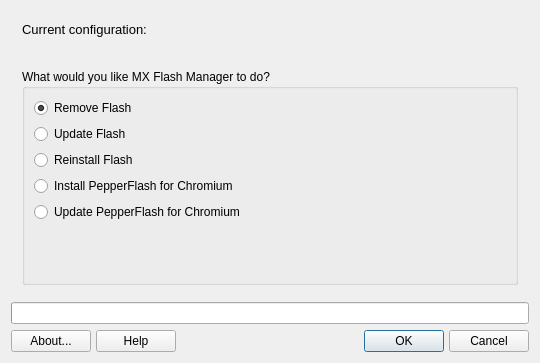
Before: the Qt Designer form mxflash.ui in MX-Linux/mx-flash, drawn with Qt 5.
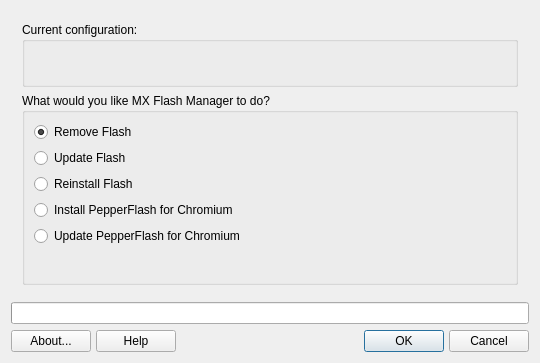
After: the same form once the commit is applied. Icons and pictures are not drawn.

```diff
--- a/mxflash.ui
+++ b/mxflash.ui
@@ -27,14 +27,13 @@
      </property>
      <widget class="QWidget" name="pageAction">
       <layout class="QGridLayout" name="gridLayout">
-       <item row="2" column="1">
-        <widget class="QLabel" name="labelVersion">
-         <property name="text">
-          <string/>
+       <item row="0" column="0" colspan="2">
+        <widget class="QGroupBox" name="groupBox">
+         <property name="title">
+          <string>Current configuration:</string>
          </property>
-        </widget>
-       </item>
-       <item row="2" column="0">
+         <layout class="QGridLayout" name="gridLayout_2">
+          <item row="0" column="0">
         <spacer name="horizontalSpacer">
          <property name="orientation">
           <enum>Qt::Horizontal</enum>
@@ -50,24 +49,17 @@
          </property>
         </spacer>
        </item>
-       <item row="0" column="0" colspan="2">
-        <widget class="QLabel" name="labelAction">
+          <item row="0" column="1">
+           <widget class="QLabel" name="labelVersion">
          <property name="text">
-          <string>&lt;!DOCTYPE HTML PUBLIC &quot;-//W3C//DTD HTML 4.0//EN&quot; &quot;http://www.w3.org/TR/REC-html40/strict.dtd&quot;&gt;
-&lt;html&gt;&lt;head&gt;&lt;meta name=&quot;qrichtext&quot; content=&quot;1&quot; /&gt;&lt;style type=&quot;text/css&quot;&gt;
-p, li { white-space: pre-wrap; }
-&lt;/style&gt;&lt;/head&gt;&lt;body style=&quot; font-family:'Sans Serif'; font-size:9pt; font-weight:400; font-style:normal;&quot;&gt;
-&lt;p align=&quot;justify&quot; style=&quot; margin-top:12px; margin-bottom:12px; margin-left:0px; margin-right:0px; -qt-block-indent:0; text-indent:0px;&quot;&gt;&lt;span style=&quot; font-family:'Sans'; font-size:10pt;&quot;&gt;Current configuration:&lt;/span&gt;&lt;/p&gt;&lt;/body&gt;&lt;/html&gt;</string>
-         </property>
-         <property name="textFormat">
-          <enum>Qt::RichText</enum>
-         </property>
-         <property name="wordWrap">
-          <bool>true</bool>
-         </property>
-        </widget>
-       </item>
-       <item row="4" column="0" colspan="2">
+             <string/>
+            </property>
+           </widget>
+          </item>
+         </layout>
+        </widget>
+       </item>
+       <item row="3" column="0" colspan="2">
         <widget class="QGroupBox" name="whatGroupBox">
          <property name="sizePolicy">
           <sizepolicy hsizetype="MinimumExpanding" vsizetype="Minimum">
```
Lines whose indentation alone changed are shown as unchanged.
